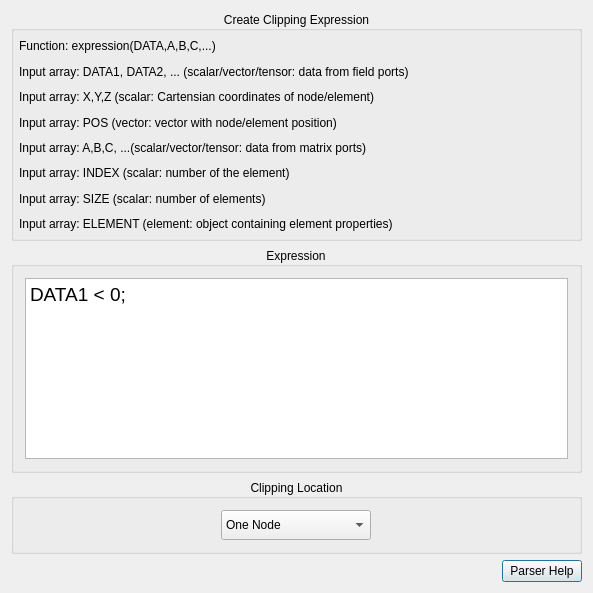
First picture: the form in src/Interface/Modules/Fields/ClipFieldByFunction.ui, repository SCIInstitute/SCIRun, before the edit.
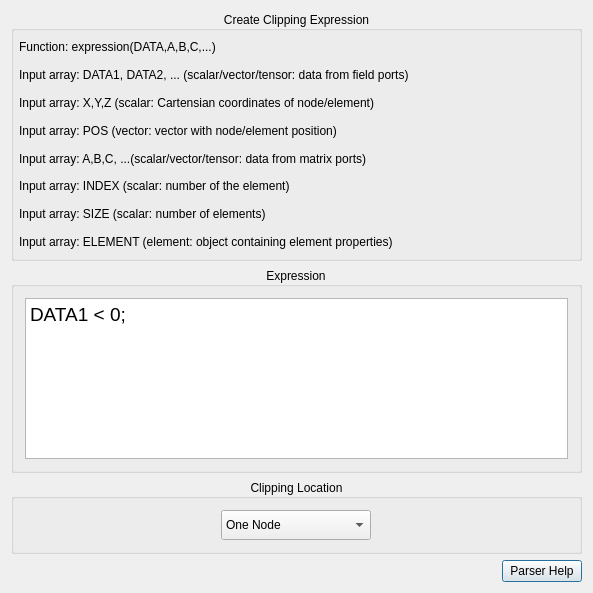
Second picture: the form after the edit.

```diff
--- a/src/Interface/Modules/Fields/ClipFieldByFunction.ui
+++ b/src/Interface/Modules/Fields/ClipFieldByFunction.ui
@@ -27,7 +27,7 @@
        <property name="minimumSize">
         <size>
          <width>0</width>
-         <height>230</height>
+         <height>250</height>
         </size>
        </property>
        <property name="title">
```
